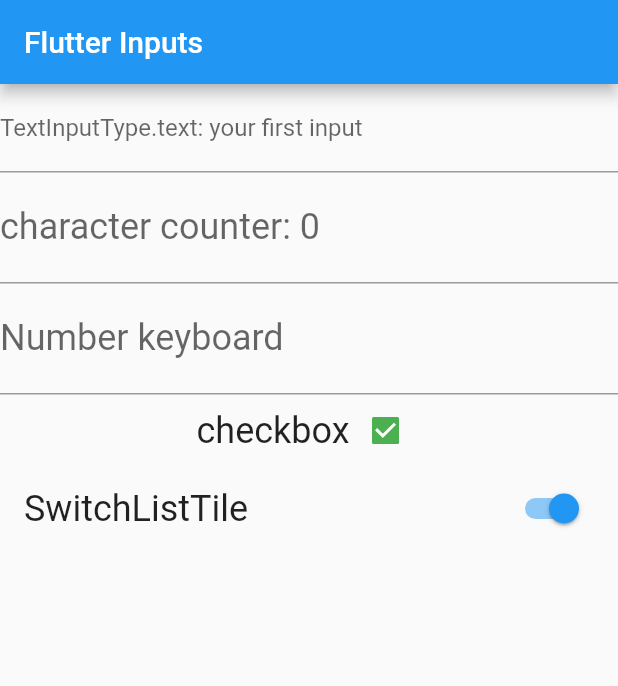
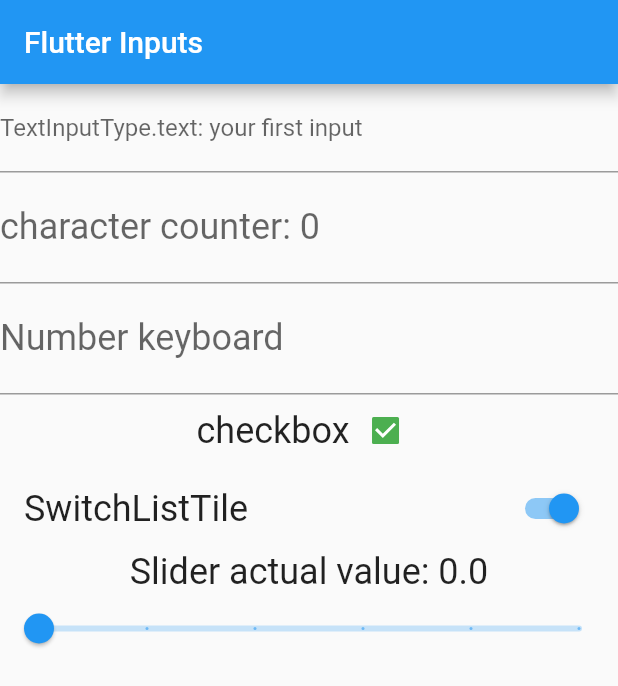
Before and after one commit to JoaoRodriguesRD/flutter-simple-applications, a Flutter app: the screen it shows after launch, on a phone screen of 412 x 824 dp. Shown: the top 686 px of the screen. Run offline on Flutter 3.47's test engine with Material 2 defaults, Android fonts, the phone set to English and light mode, and no system bars.

Commit message:
created Slider widget

```diff
--- a/app_inputs/lib/main.dart
+++ b/app_inputs/lib/main.dart
@@ -31,6 +31,8 @@ class _MyHomePageState extends State<MyHomePage> {
   String _userInputs = "your first input";
   bool _isChecked = true;
   bool _isCheckedSwitch = true;
+  double _sliderValue = 0;
+
 
   void _stringCounter(String userInput) {
     setState(() {
@@ -59,6 +61,7 @@ class _MyHomePageState extends State<MyHomePage> {
             myTextFieldNumber(),
             myCheckbox(),
             mySwitchList(),
+            mySlider(),
           ],
         ),
       ),
@@ -133,4 +136,26 @@ class _MyHomePageState extends State<MyHomePage> {
       },
     );
   }
+
+  Widget mySlider() {
+    return Column(
+      children: [
+        Text(
+          "Slider actual value: $_sliderValue",
+          style: Theme.of(context).textTheme.headline5,
+        ),
+        Slider(
+            value: _sliderValue,
+            max: 100,
+            divisions: 5,
+            label: "Slider value: $_sliderValue",
+            onChanged: (double value) {
+              setState(() {
+                _sliderValue = value;
+              });
+            }),
+      ],
+    );
+  }
+
 }
```
